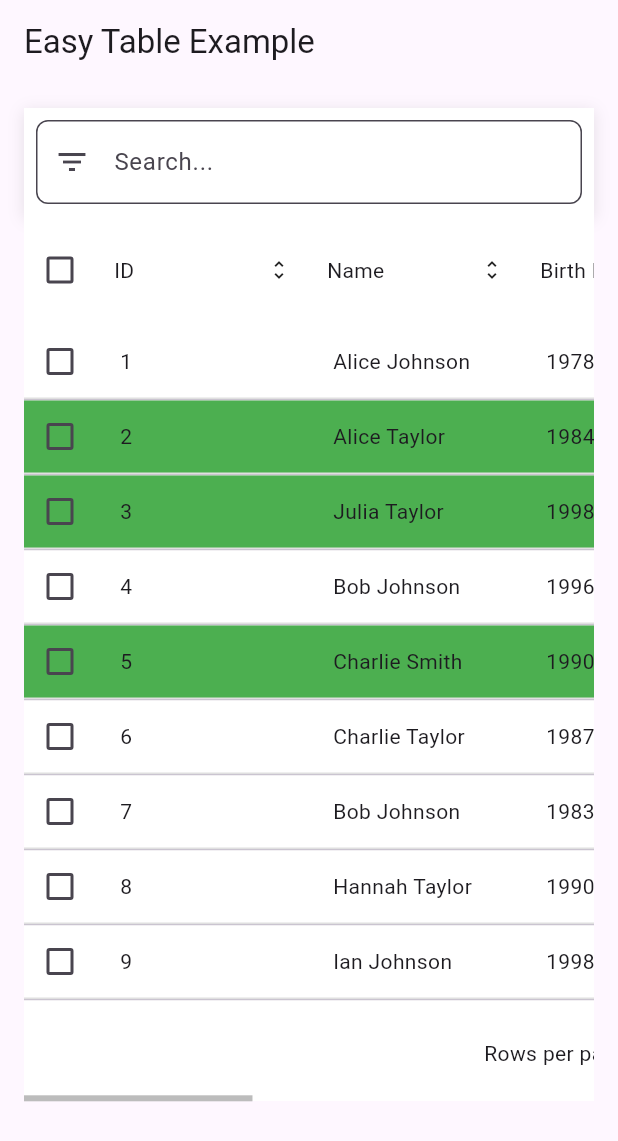
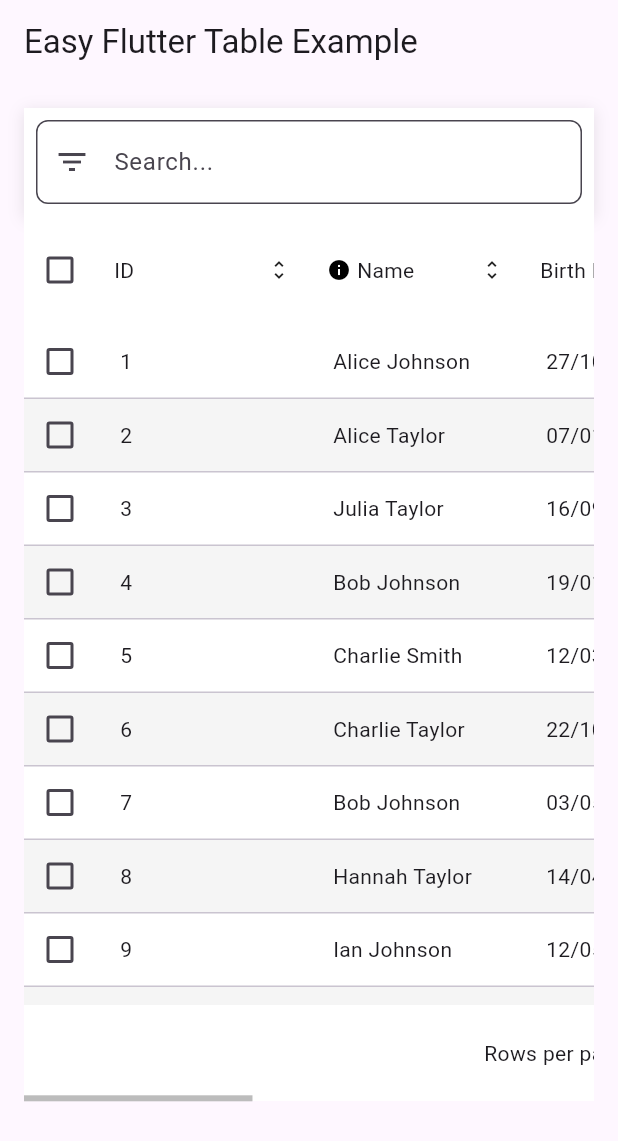
Before and after one commit to romulorodrigues/easy_flutter_table, a Flutter app: the screen it shows after launch, on a phone screen of 412 x 824 dp. Shown: the top 1141 px of the screen. Run offline on Flutter 3.47's test engine with Material 3 defaults, Android fonts, the phone set to English and light mode, and no system bars.

Commit message:
docs: update docs

```diff
--- a/example/lib/main.dart
+++ b/example/lib/main.dart
@@ -33,14 +33,12 @@ class _TableDemoPageState extends State<TableDemoPage> {
   @override
   void initState() {
     super.initState();
-    // Simula carregamento de 5 segundos
-    Future.delayed(const Duration(seconds: 5), () {
+    Future.delayed(const Duration(seconds: 2), () {
       setState(() {
         _loading = false;
       });
     });
 
-    // Gera os dados desde já
     final random = Random();
     final names = [
       'Alice',
@@ -87,25 +85,50 @@ class _TableDemoPageState extends State<TableDemoPage> {
   Widget build(BuildContext context) {
     final headers = [
       HeaderItem(text: 'ID', value: 'id', filterable: true, align: 'start'),
-      HeaderItem(text: 'Name', value: 'name', filterable: true, align: 'start'),
       HeaderItem(
-          text: 'Birth Date',
-          value: 'birth_date',
-          align: 'start',
-          width: '150px'),
+          textWidget: Tooltip(
+            message: 'Username',
+            child: Row(
+              mainAxisAlignment: MainAxisAlignment.start,
+              children: const [
+                Icon(Icons.info, size: 16, color: Colors.black),
+                SizedBox(width: 4),
+                Text('Name'),
+              ],
+            ),
+          ),
+          value: 'name',
+          filterable: true,
+          align: 'start'),
+      HeaderItem(
+        text: 'Birth Date',
+        value: 'birth_date',
+        align: 'start',
+        width: '150px',
+      ),
       HeaderItem(
           text: 'Mother', value: 'mother', filterable: true, align: 'start'),
       HeaderItem(
           text: 'Next Appointment', value: 'next_appointment', align: 'start'),
       HeaderItem(
-          text: 'Follow-up',
+          textWidget: Tooltip(
+            message: 'Follow-up',
+            child: Row(
+              mainAxisAlignment: MainAxisAlignment.start,
+              children: const [
+                Icon(Icons.check_circle, size: 16, color: Colors.green),
+                SizedBox(width: 4),
+                Text('Status'),
+              ],
+            ),
+          ),
           value: 'follow_up',
           align: 'start',
           sortable: false),
     ];
 
     return Scaffold(
-      appBar: AppBar(title: const Text('Easy Table Example')),
+      appBar: AppBar(title: const Text('Easy Flutter Table Example')),
       body: Padding(
         padding: const EdgeInsets.all(16.0),
         child: EasyTable(
@@ -132,16 +155,16 @@ class _TableDemoPageState extends State<TableDemoPage> {
           ),
           showSelect: true,
           onSelectionChanged: (selectedItems) {
-            print('Selecionados: $selectedItems');
+            print('Selected: $selectedItems');
           },
-          rowStyleBuilder: (item, index) {
-            return BoxDecoration(
-              color: item['follow_up'] == 'Yes' ? Colors.green : Colors.white,
-              border: Border(
-                bottom: BorderSide(color: Colors.grey.shade300),
-              ),
-            );
-          },
+          // rowStyleBuilder: (item, index) {
+          //   return BoxDecoration(
+          //     color: item['follow_up'] == 'Yes' ? Colors.green : Colors.white,
+          //     border: Border(
+          //       bottom: BorderSide(color: Colors.grey.shade300),
+          //     ),
+          //   );
+          // },
           style: const TableStyle(
             backgroundColor: Colors.white,
             striped: true,
@@ -158,38 +181,32 @@ class _TableDemoPageState extends State<TableDemoPage> {
                     style: const TextStyle(
                         fontSize: 16, fontWeight: FontWeight.bold),
                   ),
-                  const SizedBox(height: 8),
-                  DataTable(
-                    columns: const [
-                      DataColumn(
-                          label: Text('Field',
-                              style: TextStyle(fontWeight: FontWeight.bold))),
-                      DataColumn(
-                          label: Text('Value',
-                              style: TextStyle(fontWeight: FontWeight.bold))),
-                    ],
-                    rows: [
-                      DataRow(cells: [
-                        const DataCell(Text('Birth Date')),
-                        DataCell(Text(item['birth_date'] ?? '-')),
-                      ]),
-                      DataRow(cells: [
-                        const DataCell(Text('Mother')),
-                        DataCell(Text(item['mother'] ?? '-')),
-                      ]),
-                      DataRow(cells: [
-                        const DataCell(Text('Next Appointment')),
-                        DataCell(Text(item['next_appointment'] ?? '-')),
-                      ]),
-                      DataRow(cells: [
-                        const DataCell(Text('Follow-up')),
-                        DataCell(Text(item['follow_up'] ?? '-')),
-                      ]),
-                    ],
-                  ),
                 ],
               ),
             );
+          },
+          cellBuilder: (item, header) {
+            if (header.value == 'birth_date') {
+              final raw = item['birth_date'];
+              if (raw == null || raw is! String) return const Text('-');
+              final date = DateTime.tryParse(raw);
+              if (date == null) return const Text('-');
+              return Text(
+                '${date.day.toString().padLeft(2, '0')}/${date.month.toString().padLeft(2, '0')}/${date.year}',
+              );
+            }
+
+            if (header.value == 'mother') {
+              final mother = item['mother'];
+              return Text(
+                '$mother',
+                style: TextStyle(
+                  fontWeight: FontWeight.bold,
+                ),
+              );
+            }
+
+            return Text(item[header.value]?.toString() ?? '');
           },
         ),
       ),
```
Also changed, not shown: pubspec.yaml (+4 -3 lines), 4 other files.
